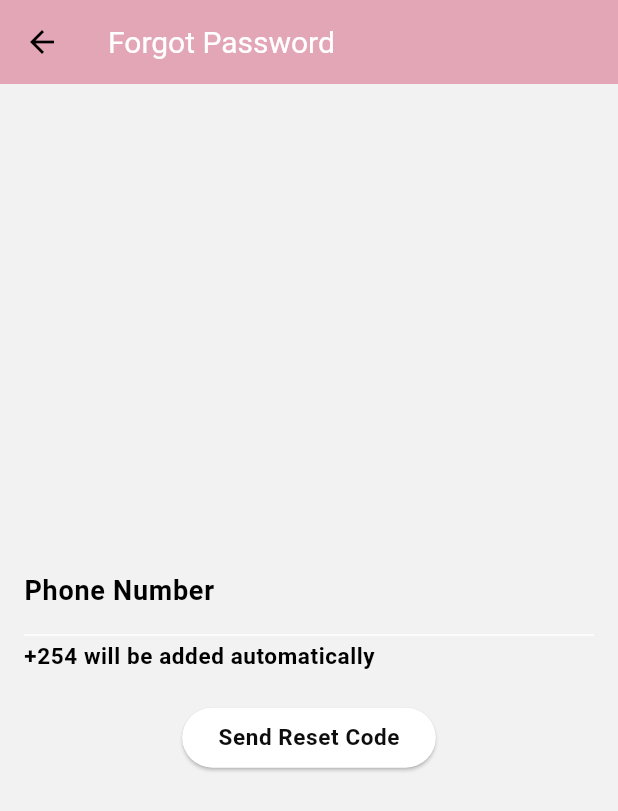
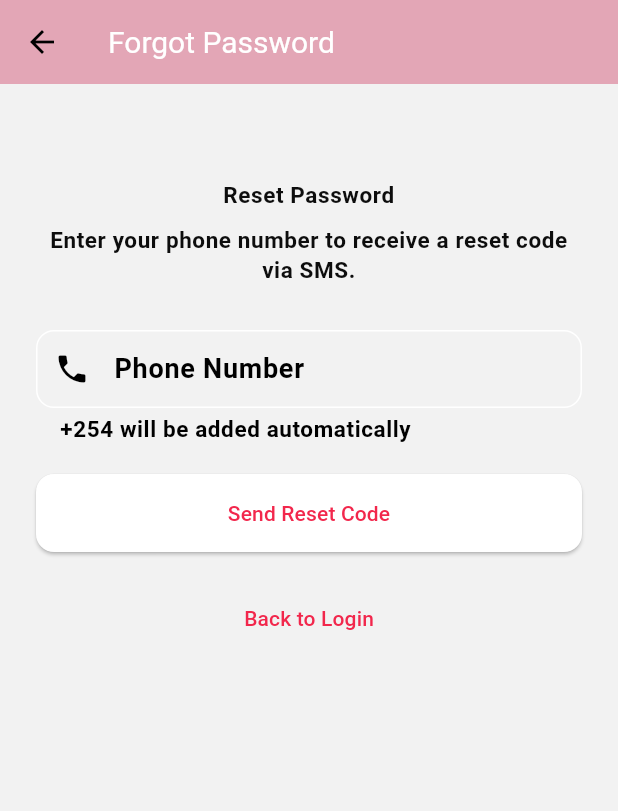
Before and after one commit to keterFree/My-Bible, a Flutter app: the screen it shows after launch, after a tap on "Login", after a tap on "Forgot Password?", on a phone screen of 412 x 824 dp. Shown: the top 811 px of the screen. Run offline on Flutter 3.47's test engine with Material 3 defaults, Android fonts, the light colour scheme and no system bars; our stand-ins replace dio, logger, lottie, shared_preferences, socket_io_client, sqflite and 1 more; missing offline and left inert: dart_jsonwebtoken; accounts and stored records are empty; network calls fail.

Commit message:
Color styles for auth and splash screens.

```diff
--- a/frontend/lib/auth/forgot_password.dart
+++ b/frontend/lib/auth/forgot_password.dart
@@ -14,6 +14,7 @@ class _ForgotPasswordScreenState extends State<ForgotPasswordScreen> {
   final _formKey = GlobalKey<FormState>();
   final _emailOrPhoneController = TextEditingController();
   bool _isLoading = false;
+  bool _isValidInput = false; // Track if input is valid
 
   Future<void> _sendResetCode() async {
     if (_formKey.currentState!.validate()) {
@@ -23,35 +24,27 @@ class _ForgotPasswordScreenState extends State<ForgotPasswordScreen> {
 
       String emailOrPhone = _emailOrPhoneController.text.trim();
 
-      // Check if it's a phone number (adjust regex to your phone number format)
+      // Format phone number: Add +254 and remove leading 0 if present
       if (RegExp(r'^0[0-9]{9}$').hasMatch(emailOrPhone)) {
-        // If phone number starts with 0 and is 10 digits, remove the leading zero
-        if (emailOrPhone.startsWith('0') && emailOrPhone.length == 10) {
-          emailOrPhone = emailOrPhone.substring(1); // Remove the leading 0
-        }
-        // Prepend +254 for Kenya
-        emailOrPhone = '+254$emailOrPhone';
+        emailOrPhone = '+254${emailOrPhone.substring(1)}';
       }
 
       var url = Uri.parse(ApiConstants.passwordResetSendEndpoint);
       var response = await http.post(
         url,
         headers: {'Content-Type': 'application/json'},
-        body: jsonEncode({
-          "phone": emailOrPhone, // Send the processed email/phone number
-        }),
+        body: jsonEncode({"phone": emailOrPhone}),
       );
 
       if (response.statusCode == 200) {
         ScaffoldMessenger.of(context).showSnackBar(
-          const SnackBar(
-              content: Text('Reset code sent! Check your email or SMS.')),
+          const SnackBar(content: Text('Reset code sent! Check SMS or email.')),
         );
         Navigator.pop(context); // Return to the login screen
       } else {
-        print(response.body);
+        final errorMsg = jsonDecode(response.body)['msg'] ?? 'Unknown error';
         ScaffoldMessenger.of(context).showSnackBar(
-          const SnackBar(content: Text('Failed to send reset code!')),
+          SnackBar(content: Text('Failed to send reset code: $errorMsg')),
         );
       }
 
@@ -64,39 +57,81 @@ class _ForgotPasswordScreenState extends State<ForgotPasswordScreen> {
   @override
   Widget build(BuildContext context) {
     return Scaffold(
-      appBar: AppBar(
-        title: const Text('Forgot Password'),
-      ),
-      body: Padding(
-        padding: const EdgeInsets.all(16.0),
+      appBar: AppBar(title: const Text('Forgot Password')),
+      body: SingleChildScrollView(
+        child: Padding(
+          padding: const EdgeInsets.all(24.0),
           child: Form(
             key: _formKey,
             child: Column(
               mainAxisAlignment: MainAxisAlignment.center,
+              crossAxisAlignment: CrossAxisAlignment.stretch,
               children: [
+                const SizedBox(height: 40),
+                Text(
+                  'Reset Password',
+                  style: Theme.of(context).textTheme.bodySmall,
+                  textAlign: TextAlign.center,
+                ),
+                const SizedBox(height: 10),
+                Text(
+                  'Enter your phone number to receive a reset code via SMS.',
+                  textAlign: TextAlign.center,
+                  style: Theme.of(context).textTheme.bodySmall,
+                ),
+                const SizedBox(height: 30),
                 TextFormField(
-                style: Theme.of(context).textTheme.bodyMedium,
                   controller: _emailOrPhoneController,
-                decoration: const InputDecoration(
+                  keyboardType: TextInputType.phone,
+                  style: Theme.of(context).textTheme.bodySmall,
+                  decoration: InputDecoration(
                     labelText: 'Phone Number',
                     helperText: '+254 will be added automatically',
+                    prefixIcon: const Icon(Icons.phone),
+                    suffixIcon: _isValidInput
+                        ? const Icon(Icons.check, color: Colors.green)
+                        : null,
+                    border: OutlineInputBorder(
+                      borderRadius: BorderRadius.circular(12.0),
+                    ),
                   ),
                   validator: (value) {
                     if (value == null || value.isEmpty) {
                       return 'Please enter your phone number';
+                    } else if (!RegExp(r'^0[0-9]{9}$').hasMatch(value)) {
+                      return 'Enter a valid 10-digit phone number';
                     }
                     return null;
                   },
+                  onChanged: (value) {
+                    setState(() {
+                      _isValidInput = RegExp(r'^0[0-9]{9}$').hasMatch(value);
+                    });
+                  },
                 ),
                 const SizedBox(height: 20),
-              _isLoading
-                  ? const CircularProgressIndicator()
-                  : ElevatedButton(
-                      onPressed: _sendResetCode,
-                      child: Text('Send Reset Code',
-                          style: Theme.of(context).textTheme.bodySmall),
+                ElevatedButton(
+                  onPressed: _isLoading ? null : _sendResetCode,
+                  style: ElevatedButton.styleFrom(
+                    padding: const EdgeInsets.symmetric(vertical: 16.0),
+                    shape: RoundedRectangleBorder(
+                      borderRadius: BorderRadius.circular(12.0),
+                    ),
+                  ),
+                  child: _isLoading
+                      ? const CircularProgressIndicator(
+                          valueColor:
+                              AlwaysStoppedAnimation<Color>(Colors.white),
+                        )
+                      : const Text('Send Reset Code'),
+                ),
+                const SizedBox(height: 20),
+                TextButton(
+                  onPressed: () => Navigator.pop(context),
+                  child: const Text('Back to Login'),
                 ),
               ],
+            ),
           ),
         ),
       ),
--- a/frontend/lib/auth/login.dart
+++ b/frontend/lib/auth/login.dart
@@ -1,10 +1,10 @@
 import 'dart:async';
 import 'package:flutter/material.dart';
 import 'package:provider/provider.dart';
-import 'package:dio/dio.dart'; // Import the Dio package
+import 'package:dio/dio.dart';
 import 'package:frontend/lit_Screens/home.dart';
 import 'package:frontend/auth/signup.dart';
-import 'package:frontend/constants.dart'; // Ensure you have the correct path for ApiConstants
+import 'package:frontend/constants.dart';
 import 'package:frontend/providers/token_provider.dart';
 import 'package:frontend/auth/forgot_password.dart';
 import 'package:shared_preferences/shared_preferences.dart';
@@ -21,22 +21,18 @@ class _LoginScreenState extends State<LoginScreen> {
   final _phoneController = TextEditingController();
   final _passwordController = TextEditingController();
   bool _isLoading = false;
-
-  // Initialize Dio instance
   final Dio _dio = Dio();
 
   @override
   void initState() {
     super.initState();
-    _checkLoggedInStatus(); // Check if token exists
+    _checkLoggedInStatus();
   }
 
-  // Check if a token is already stored in SharedPreferences
   Future<void> _checkLoggedInStatus() async {
     SharedPreferences prefs = await SharedPreferences.getInstance();
     String? token = prefs.getString('auth_token');
     if (token != null) {
-      // If token exists, set it in the TokenProvider and navigate to HomeScreen
       Provider.of<TokenProvider>(context, listen: false).setToken(token);
       Navigator.pushReplacement(
         context,
@@ -47,177 +43,169 @@ class _LoginScreenState extends State<LoginScreen> {
 
   Future<void> _login() async {
     if (_formKey.currentState!.validate()) {
-      setState(() {
-        _isLoading = true;
-      });
-
+      setState(() => _isLoading = true);
       try {
-        var phoneNo = _phoneController.text;
-
-        // Validate and format the phone number
+        String phoneNo = _phoneController.text.trim();
         if (RegExp(r'^0[0-9]{9}$').hasMatch(phoneNo)) {
-          // If phone number starts with 0 and is 10 digits, remove the leading zero
-          if (phoneNo.startsWith('0') && phoneNo.length == 10) {
-            phoneNo = phoneNo.substring(1); // Remove the leading 0
-          }
-          // Prepend +254 for Kenya
-          phoneNo = '+254$phoneNo';
+          phoneNo = '+254${phoneNo.substring(1)}';
         }
 
-        // Make the Dio POST request
         Response response = await _dio.post(
           ApiConstants.loginEndpoint,
-          data: {
-            "phone": phoneNo,
-            "password": _passwordController.text,
-          },
+          data: {"phone": phoneNo, "password": _passwordController.text},
           options: Options(
             headers: {'Content-Type': 'application/json'},
-            sendTimeout: const Duration(seconds: 10), // Request timeout
+            sendTimeout: const Duration(seconds: 10),
           ),
         );
 
         if (response.statusCode == 200) {
-          var responseData = response.data;
-          var token = responseData['token'];
-
-          // Save the token in SharedPreferences for persistent login
+          var token = response.data['token'];
           SharedPreferences prefs = await SharedPreferences.getInstance();
           await prefs.setString('auth_token', token);
-
-          // Save the token in TokenProvider
           Provider.of<TokenProvider>(context, listen: false).setToken(token);
 
-          // Navigate to Home Screen
+          _phoneController.clear();
+          _passwordController.clear();
+
           Navigator.pushReplacement(
             context,
             MaterialPageRoute(builder: (context) => const HomeScreen()),
           );
         } else {
-          // Handle non-200 status codes and show the error message from the server
-          String errorMsg =
-              response.data["msg"] ?? "Login failed. Please try again.";
-          ScaffoldMessenger.of(context).showSnackBar(
-            SnackBar(content: Text(errorMsg)),
-          );
+          _showError(response.data["msg"] ?? "Login failed. Please try again.");
         }
       } on DioException catch (e) {
-        // Handle Dio errors like request timeout, server error, etc.
+        _handleDioError(e);
+      } catch (e) {
+        _showError('An unexpected error occurred. Please try again. $e');
+      } finally {
+        setState(() => _isLoading = false);
+      }
+    }
+  }
+
+  void _handleDioError(DioException e) {
     String errorMessage = '';
     if (e.type == DioExceptionType.connectionTimeout) {
       errorMessage = 'Connection timed out. Please try again later.';
     } else if (e.type == DioExceptionType.receiveTimeout) {
       errorMessage = 'Response timed out. Please try again later.';
     } else if (e.response != null) {
-          // Non-200 status code errors
-          errorMessage =
-              e.response?.data["msg"] ?? 'Login failed. Please try again.';
+      errorMessage = e.response?.data["msg"] ?? 'Login failed.';
     } else {
-          errorMessage =
-              'An unexpected error occurred. Please try again later.';
+      errorMessage = 'An unexpected error occurred.';
     }
-        ScaffoldMessenger.of(context).showSnackBar(
-          SnackBar(content: Text(errorMessage)),
-        );
-        debugPrint('DioError: $e');
-      } catch (e) {
-        // Handle any other unforeseen errors
-        ScaffoldMessenger.of(context).showSnackBar(
-          SnackBar(
-              content: Text(
-                  'An unexpected error occurred. Please try again later. $e')),
-        );
-        debugPrint('Unexpected error: $e');
-      } finally {
-        setState(() {
-          _isLoading = false;
-        });
+    _showError(errorMessage);
   }
-    }
+
+  void _showError(String message) {
+    ScaffoldMessenger.of(context)
+        .showSnackBar(SnackBar(content: Text(message)));
   }
 
   @override
   Widget build(BuildContext context) {
+    bool isDarkMode =
+        WidgetsBinding.instance.platformDispatcher.platformBrightness ==
+            Brightness.dark;
+    String iconImage =
+        isDarkMode ? 'assets/images/iconnn.png' : 'assets/images/icon.png';
+
     return Scaffold(
-      appBar: AppBar(
-        title: const Text('Login'),
-      ),
-      body: Padding(
+      appBar: AppBar(title: const Text('Login')),
+      body: SafeArea(
+        child: SingleChildScrollView(
+          child: Padding(
             padding: const EdgeInsets.all(16.0),
             child: Form(
               key: _formKey,
               child: Column(
                 mainAxisAlignment: MainAxisAlignment.center,
+                // crossAxisAlignment: CrossAxisAlignment.end,
                 children: [
+                  CircleAvatar(
+                    radius: MediaQuery.of(context).size.width / 5,
+                    backgroundColor: Colors.transparent,
+                    child: Image.asset(iconImage, fit: BoxFit.contain),
+                  ),
+                  const SizedBox(height: 20),
                   TextFormField(
-                style: Theme.of(context).textTheme.bodyMedium,
+                    autofocus: true,
+                    style: Theme.of(context).textTheme.bodySmall,
                     controller: _phoneController,
                     decoration: InputDecoration(
                       labelText: 'Phone',
-                  enabledBorder: OutlineInputBorder(
-                    borderSide: BorderSide(
-                        color: Theme.of(context).textTheme.bodyMedium!.color!),
+                      labelStyle: Theme.of(context).textTheme.bodySmall,
                     ),
-                ),
-                validator: (value) {
-                  if (value == null || value.isEmpty) {
-                    return 'Please enter your phone number';
-                  }
-                  return null;
-                },
+                    validator: (value) => value == null || value.isEmpty
+                        ? 'Enter phone number'
+                        : null,
                   ),
                   const SizedBox(height: 10),
                   TextFormField(
-                style: Theme.of(context).textTheme.bodyMedium,
+                    style: Theme.of(context).textTheme.bodySmall,
                     controller: _passwordController,
                     obscureText: true,
                     decoration: InputDecoration(
                       labelText: 'Password',
-                  enabledBorder: OutlineInputBorder(
-                    borderSide: BorderSide(
-                        color: Theme.of(context).textTheme.bodyMedium!.color!),
+                      labelStyle: Theme.of(context).textTheme.bodySmall,
                     ),
-                ),
-                validator: (value) {
-                  if (value == null || value.isEmpty) {
-                    return 'Please enter your password';
-                  }
-                  return null;
-                },
+                    validator: (value) => value == null || value.isEmpty
+                        ? 'Enter password'
+                        : null,
                   ),
                   const SizedBox(height: 20),
-              _isLoading
-                  ? const CircularProgressIndicator()
-                  : ElevatedButton(
-                      onPressed: _login,
-                      child: Text('Login',
-                          style: Theme.of(context).textTheme.bodySmall),
+                  Row(
+                    mainAxisAlignment: MainAxisAlignment.end,
+                    children: [
+                      elevatedB("Login", _login),
+                    ],
                   ),
                   const SizedBox(height: 20),
-              TextButton(
-                onPressed: () {
-                  Navigator.push(
+                  Row(
+                    mainAxisAlignment: MainAxisAlignment.end,
+                    children: [
+                      elevatedB(
+                          "Forgot Password?",
+                          () => Navigator.push(
+                                context,
+                                MaterialPageRoute(
+                                    builder: (context) =>
+                                        const ForgotPasswordScreen()),
+                              )),
+                      const SizedBox(width: 20),
+                      elevatedB(
+                          "Register",
+                          () => Navigator.push(
                                 context,
                                 MaterialPageRoute(
                                     builder: (context) => const SignUpScreen()),
-                  );
-                },
-                child: const Text("Don't have an account? Register here"),
-              ),
-              TextButton(
-                onPressed: () {
-                  Navigator.push(
-                    context,
-                    MaterialPageRoute(
-                        builder: (context) => const ForgotPasswordScreen()),
-                  );
-                },
-                child: const Text("Forgot Password?"),
+                              )),
+                    ],
                   ),
                 ],
               ),
             ),
           ),
+        ),
+      ),
+    );
+  }
+
+  ElevatedButton elevatedB(String label, VoidCallback method) {
+    return ElevatedButton(
+      onPressed: _isLoading ? null : method,
+      style: ElevatedButton.styleFrom(
+        shape: RoundedRectangleBorder(
+          borderRadius: BorderRadius.circular(12.0),
+        ),
+        // Add any default style properties here
+        padding: const EdgeInsets.all(16.0), // example padding
+      ),
+      child: _isLoading
+          ? const CircularProgressIndicator(color: Colors.white)
+          : Text(label),
     );
   }
 }
--- a/frontend/lib/auth/splash.dart
+++ b/frontend/lib/auth/splash.dart
@@ -82,7 +82,8 @@ class _SplashScreenState extends State<SplashScreen>
     SharedPreferences prefs = await SharedPreferences.getInstance();
     String? token = prefs.getString('auth_token');
 
-    Widget nextScreen = (token != null) ? const HomeScreen() : const LoginScreen();
+    Widget nextScreen =
+        (token != null) ? const HomeScreen() : const LoginScreen();
 
     // Update the token provider if the token exists
     if (token != null) {
@@ -119,6 +120,11 @@ class _SplashScreenState extends State<SplashScreen>
 
   @override
   Widget build(BuildContext context) {
+    bool isDarkMode =
+        WidgetsBinding.instance.platformDispatcher.platformBrightness ==
+            Brightness.dark;
+    String iconImage =
+        isDarkMode ? 'assets/images/iconnn.png' : 'assets/images/icon.png';
     return Scaffold(
       backgroundColor: Theme.of(context).scaffoldBackgroundColor,
       body: Center(
@@ -138,10 +144,14 @@ class _SplashScreenState extends State<SplashScreen>
                       mainAxisAlignment:
                           MainAxisAlignment.center, // Center the content
                       children: [
-                        Image.asset(
-                          'assets/images/icon.png', // Ensure this image path is correct
-                          width: 100, // Width of the image
-                          height: 100, // Height of the image
+                        CircleAvatar(
+                          radius: MediaQuery.of(context).size.width /
+                              5, // Adjust radius to be a quarter of screen width
+                          backgroundColor: Colors.transparent,
+                          child: Image.asset(
+                            iconImage,
+                            fit: BoxFit.contain, // Ensure the icon fits well
+                          ),
                         ),
                         const SizedBox(
                             height: 16), // Space between image and text
@@ -196,24 +206,24 @@ class _SplashScreenState extends State<SplashScreen>
               child: Text(
                 _statusMessage,
                 textAlign: TextAlign.center,
-                style: Theme.of(context).textTheme.bodyLarge?.copyWith(
+                style: Theme.of(context).textTheme.bodySmall?.copyWith(
                       fontSize: 16,
                       color: _hasError
                           ? Colors.red
-                          : Theme.of(context).textTheme.bodyLarge!.color,
+                          : Theme.of(context).textTheme.bodySmall!.color,
                     ),
               ),
             ),
             Text(
               "created by keter titus",
               textAlign: TextAlign.center,
-              style: Theme.of(context).textTheme.bodyLarge?.copyWith(
+              style: Theme.of(context).textTheme.bodySmall?.copyWith(
                     fontSize: 10,
                     fontFamily: 'RaleWay',
                     fontStyle: FontStyle.italic,
                     color: _hasError
                         ? Colors.red
-                        : Theme.of(context).textTheme.bodyLarge!.color,
+                        : Theme.of(context).textTheme.bodySmall!.color,
                   ),
             ),
           ],
--- a/frontend/lib/chat_Screens/usersList.dart
+++ b/frontend/lib/chat_Screens/usersList.dart
@@ -50,7 +50,7 @@ class UsersListScreen extends StatelessWidget {
               ),
               subtitle: Text(
                 filteredUsers[index]['phone'],
-                style: Theme.of(context).textTheme.bodySmall!.copyWith(
+                style: Theme.of(context).textTheme.bodyMedium!.copyWith(
                       fontSize: 12,
                     ),
               ),
--- a/frontend/pubspec.yaml
+++ b/frontend/pubspec.yaml
@@ -49,6 +49,7 @@ dependencies:
   socket_io_client: ^3.0.0
   lottie: ^3.1.2
   intl: ^0.19.0
+  table_calendar: ^3.1.2
 
 dev_dependencies:
   flutter_test:
```
Also changed, not shown: frontend/lib/auth/signup.dart (+129 -73 lines), frontend/lib/lit_Screens/account.dart (+23 -41 lines), frontend/assets/images/ic_launcher.png (added), frontend/assets/images/iconn.png (added), frontend/assets/images/iconnn.png (added), frontend/assets/images/letter.jpg (added), frontend/assets/images/paint.jpg (added), frontend/pubspec.lock, 1 other file. Lines whose indentation alone changed are shown as unchanged.
